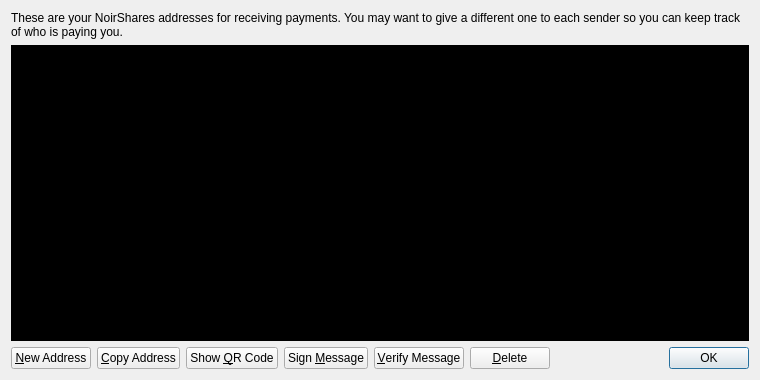
Qt form src/qt/forms/addressbookpage.ui (NoirX/NoirShares-v2-old) before a commit.
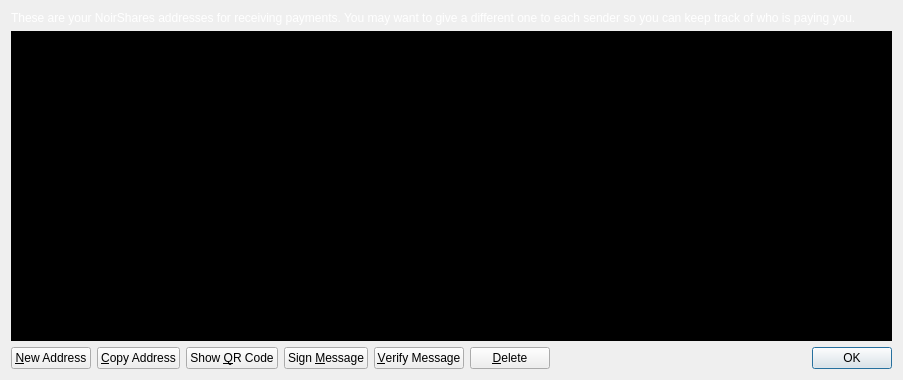
The same form after that commit. Icons and pictures are not drawn.

The edit to the form file:
```diff
--- a/src/qt/forms/addressbookpage.ui
+++ b/src/qt/forms/addressbookpage.ui
@@ -6,7 +6,7 @@
    <rect>
     <x>0</x>
     <y>0</y>
-    <width>760</width>
+    <width>903</width>
     <height>380</height>
    </rect>
   </property>
@@ -16,6 +16,9 @@
   <layout class="QVBoxLayout" name="verticalLayout">
    <item>
     <widget class="QLabel" name="labelExplanation">
+     <property name="styleSheet">
+      <string notr="true">color: rgb(255, 255, 255);</string>
+     </property>
      <property name="text">
       <string>These are your NoirShares addresses for receiving payments. You may want to give a different one to each sender so you can keep track of who is paying you.</string>
      </property>
```
Left out of the diff: 6 changed lines with no effect on the pictures.
